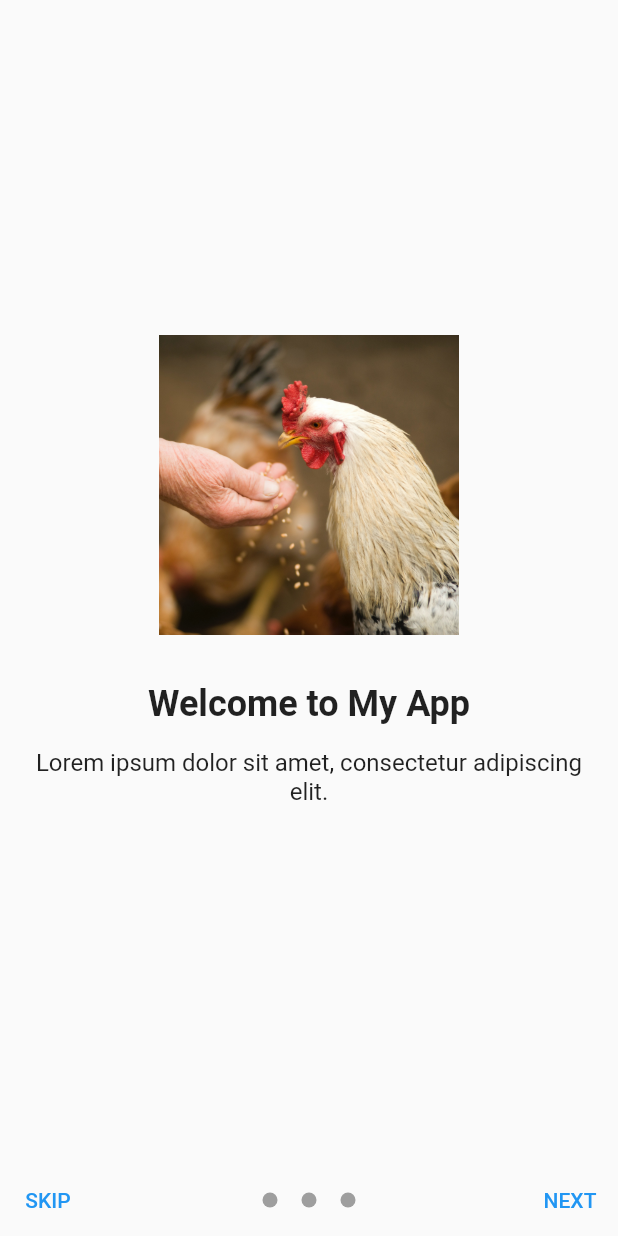
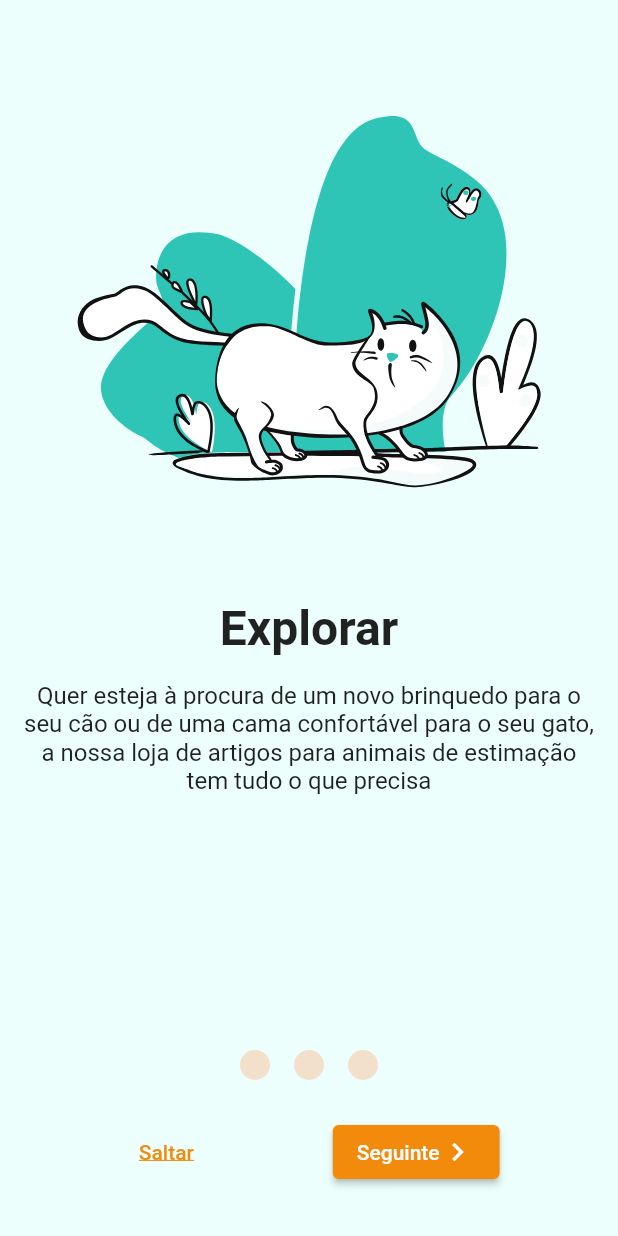
Before and after one commit to JoaoCupido/projeto_sti, a Flutter app: the screen it shows after launch, on a phone screen of 412 x 824 dp. Run offline on Flutter 3.47's test engine with Material 2 defaults, Android fonts, the phone set to English and light mode, and no system bars; our stand-ins replace flutter_svg.

Commit message:
Implementação das cores da app, assim como a maioria do onboarding screen AINDA FALTA: Mudar o texto do botão "Seguinte" na última página && adicionar outras ilustrações

```diff
--- a/lib/main.dart
+++ b/lib/main.dart
@@ -11,7 +11,22 @@ class MyApp extends StatelessWidget {
   @override
   Widget build(BuildContext context) {
     return MaterialApp(
-      title: 'My App',
+      title: 'PetSupply',
+      theme: ThemeData(
+        colorScheme: const ColorScheme(
+          primary: Color(0xFFF28A0C),
+          secondary: Color(0xFFF2E0CB),
+          surface: Colors.white,
+          background: Color(0xFFEDFFFC),
+          error: Colors.red,
+          onPrimary: Colors.white,
+          onSecondary: Colors.white,
+          onSurface: Colors.black,
+          onBackground: Colors.black,
+          onError: Colors.white,
+          brightness: Brightness.light, // Set the theme brightness to light
+        ),
+      ),
       home: OnboardingScreen(), // Set OnboardingScreen as the home screen
     );
   }
--- a/lib/onboarding_screen.dart
+++ b/lib/onboarding_screen.dart
@@ -1,28 +1,32 @@
 import 'package:flutter/material.dart';
+import 'package:flutter_svg/flutter_svg.dart';
 
 class OnboardingScreen extends StatelessWidget {
   final PageController _pageController = PageController();
   final List<Widget> _pages = [
-    OnboardingPage(
-      title: 'Welcome to My App',
-      description: 'Lorem ipsum dolor sit amet, consectetur adipiscing elit.',
-      imagePath: 'assets/images/placeholder.jpg',
+    const OnboardingPage(
+      title: 'Explorar',
+      description: 'Quer esteja à procura de um novo brinquedo para o seu cão ou de uma cama confortável para o seu gato, a nossa loja de artigos para animais de estimação tem tudo o que precisa',
+      imagePath: 'assets/images/onboarding/explore.svg',
     ),
-    OnboardingPage(
-      title: 'Discover New Features',
-      description: 'Lorem ipsum dolor sit amet, consectetur adipiscing elit.',
-      imagePath: 'assets/images/placeholder.jpg',
+    const OnboardingPage(
+      title: 'Encomendar',
+      description: 'Todos os animais de companhia merecem o melhor. Por isso, comprometemos em tornar o processo de compra muito mais fácil e entregar os itens pretendidos diretamente à sua porta',
+      imagePath: 'assets/images/onboarding/explore.svg',
     ),
-    OnboardingPage(
-      title: 'Get Started Now',
-      description: 'Lorem ipsum dolor sit amet, consectetur adipiscing elit.',
-      imagePath: 'assets/images/placeholder.jpg',
+    const OnboardingPage(
+      title: 'Partilhar',
+      description: 'Salva os teus itens favoritos e partilha a tua lista de desejos para a comunidade. Além disso, os teus amigos podem comprar e encomendar os teus itens favoritos que partilhaste para ti',
+      imagePath: 'assets/images/onboarding/explore.svg',
     ),
   ];
+
+  OnboardingScreen({super.key});
 
   @override
   Widget build(BuildContext context) {
     return Scaffold(
+      backgroundColor: Theme.of(context).colorScheme.background,
       body: Column(
         children: [
           Expanded(
@@ -31,31 +35,47 @@ class OnboardingScreen extends StatelessWidget {
               children: _pages,
             ),
           ),
-          SizedBox(height: 16.0),
-          Row(
-            mainAxisAlignment: MainAxisAlignment.spaceBetween,
+          Container(
+            padding: const EdgeInsets.only(bottom: 24.0),
+            child: DotsIndicator(
+              controller: _pageController,
+              itemCount: _pages.length,
+            ),
+          ),
+          Container(
+            padding: const EdgeInsets.only(bottom: 32.0),
+            child: Row(
+              mainAxisAlignment: MainAxisAlignment.spaceEvenly,
               children: [
                 TextButton(
-                child: Text('SKIP'),
+                  child: const Text(
+                    'Saltar',
+                    style: TextStyle(
+                      decoration: TextDecoration.underline,
+                    ),
+                  ),
                   onPressed: () {
                     Navigator.of(context).pushReplacementNamed('/home');
                   },
                 ),
-              DotsIndicator(
-                controller: _pageController,
-                itemCount: _pages.length,
+                ElevatedButton(
+                  child: Row(
+                    mainAxisAlignment: MainAxisAlignment.spaceBetween,
+                    children: const [
+                      Text('Seguinte'),
+                      Icon(Icons.chevron_right),
+                    ],
                   ),
-              TextButton(
-                child: Text('NEXT'),
                   onPressed: () {
                     if (_pageController.page == _pages.length - 1) {
                       Navigator.of(context).pushReplacementNamed('/home');
                     } else {
-                    _pageController.nextPage(duration: Duration(milliseconds: 500), curve: Curves.easeInOut);
+                      _pageController.nextPage(duration: const Duration(milliseconds: 500), curve: Curves.easeInOut);
                     }
                   },
                 ),
               ],
+            ),
           ),
         ],
       ),
@@ -68,20 +88,23 @@ class OnboardingPage extends StatelessWidget {
   final String description;
   final String imagePath;
 
-  OnboardingPage({required this.title, required this.description, required this.imagePath});
+  const OnboardingPage({super.key, required this.title, required this.description, required this.imagePath});
 
   @override
   Widget build(BuildContext context) {
     return Container(
-      padding: EdgeInsets.symmetric(horizontal: 16.0),
+      padding: const EdgeInsets.symmetric(horizontal: 16.0),
       child: Column(
-        mainAxisAlignment: MainAxisAlignment.center,
+        mainAxisAlignment: MainAxisAlignment.start,
         children: [
-          Image.asset(imagePath, height: 200.0),
-          SizedBox(height: 32.0),
-          Text(title, style: TextStyle(fontSize: 24.0, fontWeight: FontWeight.bold)),
-          SizedBox(height: 16.0),
-          Text(description, textAlign: TextAlign.center, style: TextStyle(fontSize: 16.0)),
+          SvgPicture.asset(
+            imagePath,
+            width: 400,
+            height: 400,
+          ),
+          Text(title, style: const TextStyle(fontSize: 32.0, fontWeight: FontWeight.bold)),
+          const SizedBox(height: 16.0),
+          Text(description, textAlign: TextAlign.center, style: const TextStyle(fontSize: 16.0)),
         ],
       ),
     );
@@ -92,20 +115,22 @@ class DotsIndicator extends AnimatedWidget {
   final PageController controller;
   final int itemCount;
 
-  DotsIndicator({required this.controller, required this.itemCount}) : super(listenable: controller);
+  const DotsIndicator({super.key, required this.controller, required this.itemCount}) : super(listenable: controller);
 
   @override
   Widget build(BuildContext context) {
+    ColorScheme colorScheme = Theme.of(context).colorScheme;
+
     return Row(
       mainAxisAlignment: MainAxisAlignment.center,
       children: List.generate(itemCount, (index) {
         return Container(
-          width: 10.0,
-          height: 10.0,
-          margin: EdgeInsets.symmetric(horizontal: 8.0),
+          width: 20.0,
+          height: 20.0,
+          margin: const EdgeInsets.symmetric(horizontal: 8.0),
           decoration: BoxDecoration(
             shape: BoxShape.circle,
-            color: controller.page == index ? Colors.blue : Colors.grey,
+            color: controller.page == index ? colorScheme.primary : colorScheme.secondary,
           ),
         );
       }),
--- a/pubspec.yaml
+++ b/pubspec.yaml
@@ -36,6 +36,8 @@ dependencies:
   # Use with the CupertinoIcons class for iOS style icons.
   cupertino_icons: ^1.0.2
 
+  flutter_svg: ^0.22.0
+
 dev_dependencies:
   flutter_test:
     sdk: flutter
@@ -60,7 +62,9 @@ flutter:
 
   # To add assets to your application, add an assets section, like this:
   assets:
-    - assets/images/placeholder.jpg
+    - assets/
+    - assets/images/
+    - assets/images/onboarding/
 
   # An image asset can refer to one or more resolution-specific "variants", see
   # https://flutter.dev/assets-and-images/#resolution-aware
```
Also changed, not shown: assets/images/onboarding/explore.svg (added), pubspec.lock. Lines whose indentation alone changed are shown as unchanged.
